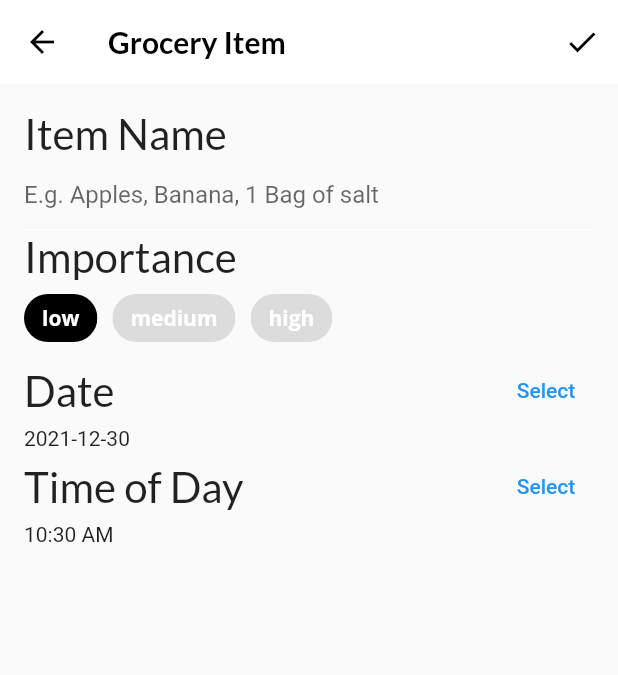
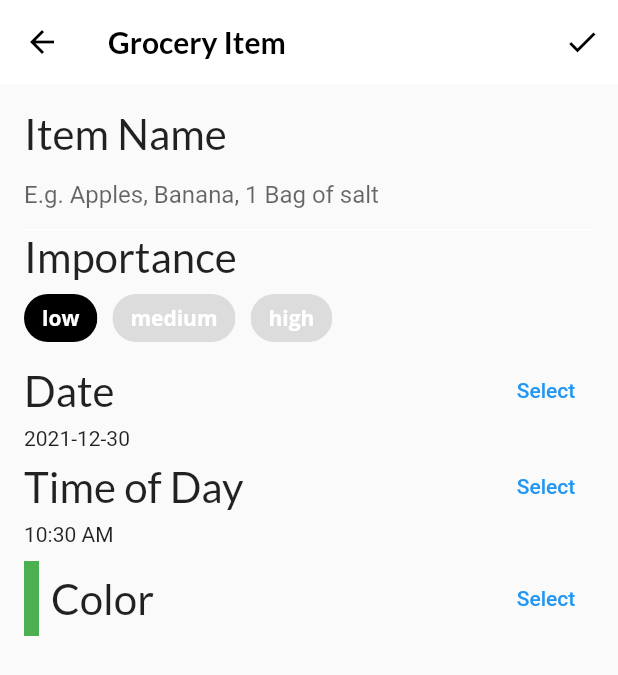
Before and after one commit to Thae00/fooderlich, a Flutter app: the screen it shows after launch, item 3 of the bottom bar chosen, after a tap on the "add" icon, on a phone screen of 412 x 824 dp. Shown: the top 675 px of the screen. Run offline on Flutter 3.47's test engine with Material 2 defaults, Android fonts, the phone set to English and light mode, and no system bars; our stand-ins replace flutter_colorpicker, google_fonts.

Commit message:
building color picker widget with showDialog & AlertDialog & BlockPicker

```diff
--- a/lib/screens/grocery_item_screen.dart
+++ b/lib/screens/grocery_item_screen.dart
@@ -1,4 +1,5 @@
 import 'package:flutter/material.dart';
+import 'package:flutter_colorpicker/flutter_colorpicker.dart';
 import 'package:fooderlich/models/grocery_item.dart';
 import 'package:google_fonts/google_fonts.dart';
 import 'package:intl/intl.dart';
@@ -90,7 +91,11 @@
             buildDateField(context),
             // Add time picker
             buildTimeField(context),
+            SizedBox(
+              height: 10,
+            ),
             // Add color picker
+            buildColorPicker(context),
             // Add slider
             //  Add Grocery Tile
           ],
@@ -223,7 +228,7 @@
     );
   }
 
-  // TODO: Add buildTimeField()
+  //  Add buildTimeField()
   Widget buildTimeField(BuildContext context) {
     return Column(
       crossAxisAlignment: CrossAxisAlignment.start,
@@ -256,7 +261,58 @@
     );
   }
 
-  // TODO: Add buildColorPicker()
+  //  Add buildColorPicker()
+  Widget buildColorPicker(BuildContext context) {
+    return Row(
+      mainAxisAlignment: MainAxisAlignment.spaceBetween,
+      children: [
+        Row(
+          children: [
+            Container(
+              height: 50,
+              width: 10,
+              color: _currentColor,
+            ),
+            SizedBox(
+              width: 8,
+            ),
+            Text(
+              'Color',
+              style: GoogleFonts.lato(fontSize: 28),
+            ),
+          ],
+        ),
+        TextButton(
+          onPressed: () {
+            showDialog(
+              context: context,
+              builder: (context) {
+                return AlertDialog(
+                  content: BlockPicker(
+                    pickerColor: Colors.white,
+                    onColorChanged: (color) {
+                      setState(() {
+                        _currentColor = color;
+                      });
+                    },
+                  ),
+                  actions: [
+                    TextButton(
+                      onPressed: () {
+                        Navigator.of(context).pop();
+                      },
+                      child: Text('Save'),
+                    ),
+                  ],
+                );
+              },
+            );
+          },
+          child: Text('Select'),
+        ),
+      ],
+    );
+  }
 
-  // TODO: Add buildQuantityField()
+  //  Add buildQuantityField()
 }
```
